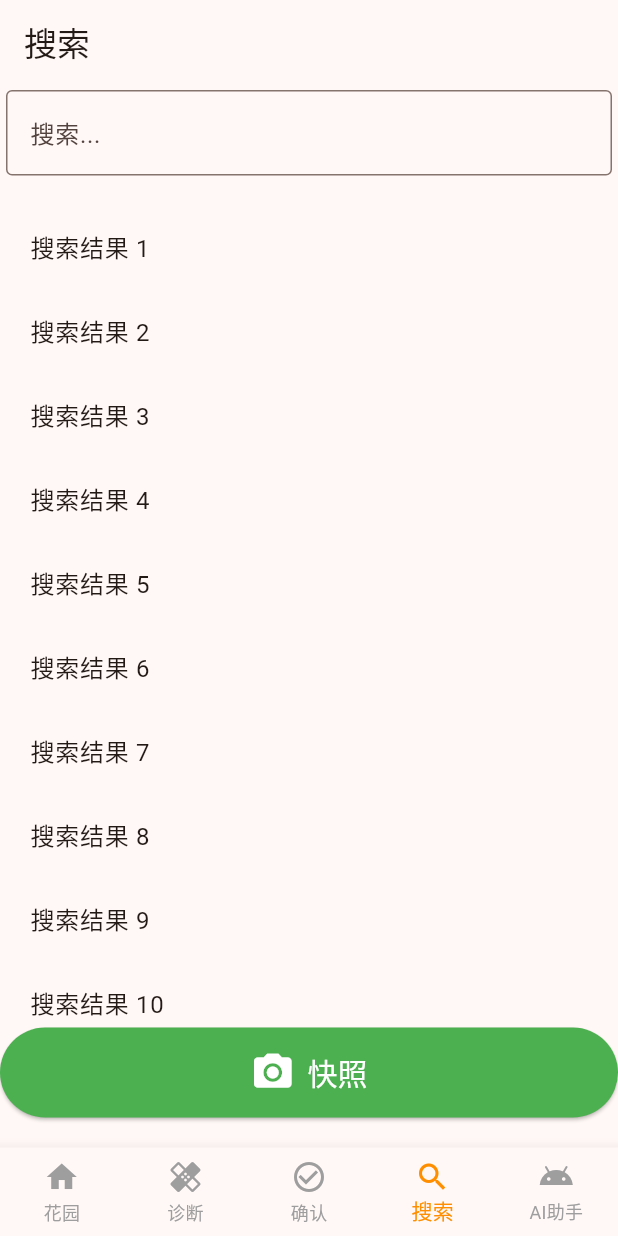
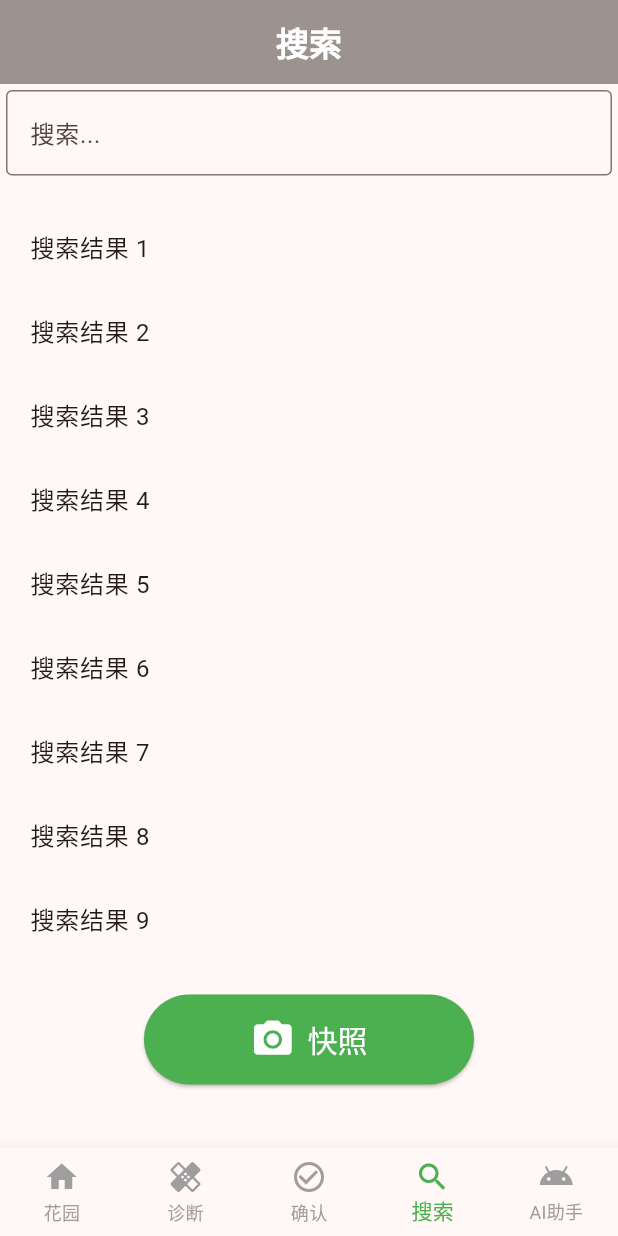
Before and after one commit to Liteeeeee/garden_demo, a Flutter app: the screen it shows after launch, item 4 of the bottom bar chosen, after a tap on "快照", on a phone screen of 412 x 824 dp. Run offline on Flutter 3.47's test engine with Material 3 defaults, Android fonts, the phone set to English and light mode, and no system bars; our stand-ins replace image_picker; network calls fail.

Commit message:
feature/添加主界面

```diff
--- a/lib/main.dart
+++ b/lib/main.dart
@@ -1,6 +1,5 @@
 import 'package:flutter/material.dart';
 import 'package:image_picker/image_picker.dart';
-import 'package:animations/animations.dart';
 
 void main() {
   runApp(const MyApp());
@@ -32,7 +31,7 @@ class MyHomePage extends StatefulWidget {
 }
 
 class _MyHomePageState extends State<MyHomePage> {
-  int _selectedIndex = 0;
+  int _selectedIndex = 2;
 
   final List<Widget> _widgetOptions = <Widget>[
     const GardenPage(),
@@ -60,7 +59,7 @@ class _MyHomePageState extends State<MyHomePage> {
   @override
   Widget build(BuildContext context) {
     return Scaffold(
-      appBar: AppBar(title: Text(_titleOptions[_selectedIndex])),
+      appBar: AppBar(title: Text(_titleOptions[_selectedIndex],style: const TextStyle(color: Colors.white,fontWeight:FontWeight.bold )),centerTitle: true,backgroundColor: const Color(0xFF9C928E),),
       body: Center(child: _widgetOptions.elementAt(_selectedIndex)),
       bottomNavigationBar: BottomNavigationBar(
         items: const <BottomNavigationBarItem>[
@@ -74,7 +73,7 @@ class _MyHomePageState extends State<MyHomePage> {
           BottomNavigationBarItem(icon: Icon(Icons.android), label: 'AI助手'),
         ],
         currentIndex: _selectedIndex,
-        selectedItemColor: Colors.amber[800],
+        selectedItemColor: Colors.green,
         unselectedItemColor: Colors.grey,
         onTap: _onItemTapped,
         type: BottomNavigationBarType.fixed,
@@ -100,7 +99,7 @@ class GardenPage extends StatelessWidget {
               decoration: const BoxDecoration(
                 image: DecorationImage(
                   image: NetworkImage(
-                    'https://miaobi-lite.bj.bcebos.com/miaobi/5mao/b%275a2U6ZuA56u56IqL5oCO5LmI5YW7XzE3MjkxMjk3NjIuOTM5MTIyNw%3D%3D%27/0.png',
+                    'http://miaobi-lite.bj.bcebos.com/miaobi/5mao/b%275a2U6ZuA56u56IqL5oCO5LmI5YW7XzE3MjkxMjk3NjIuOTM5MTIyNw%3D%3D%27/0.png',
                   ),
                   fit: BoxFit.cover,
                 ),
@@ -112,7 +111,7 @@ class GardenPage extends StatelessWidget {
             child: Align( // 使用 Align 组件
               alignment: Alignment.bottomCenter, // 将 Column 放在底部
               child: Padding(
-                padding: const EdgeInsets.only(bottom: 10), // 增加底部内边距
+                padding: const EdgeInsets.only(bottom: 2), // 增加底部内边距
                 child: Column(
                   mainAxisSize: MainAxisSize.min, // 让 Column 的大小适应其内容
                   children: [
@@ -192,7 +191,7 @@ class ConfirmPage extends StatelessWidget {
               decoration: const BoxDecoration(
                 image: DecorationImage(
                   image: NetworkImage(
-                    'https://miaobi-lite.bj.bcebos.com/miaobi/5mao/b%275a2U6ZuA56u56IqL5oCO5LmI5YW7XzE3MjkxMjk3NjIuOTM5MTIyNw%3D%3D%27/0.png',
+                    'http://miaobi-lite.bj.bcebos.com/miaobi/5mao/b%275a2U6ZuA56u56IqL5oCO5LmI5YW7XzE3MjkxMjk3NjIuOTM5MTIyNw%3D%3D%27/0.png',
                   ),
                   fit: BoxFit.cover,
                 ),
@@ -344,8 +343,8 @@ class SearchPage extends StatelessWidget {
         Align(
           alignment: Alignment.bottomCenter,
           child: Padding(
-            padding: const EdgeInsets.only(bottom: 20.0), // 距离底部20
-            child: ElevatedButton(
+              padding: const EdgeInsets.only(bottom: 42.0), // 距离底部20
+              child: SizedBox(width:220,child: ElevatedButton(
                 onPressed: () async {
                   // 按钮点击事件
                   final picker = ImagePicker();
@@ -385,7 +384,7 @@ class SearchPage extends StatelessWidget {
                     ),
                   ],
                 ),
-            ),
+              ),)
           ),
         ),
       ],
@@ -410,7 +409,7 @@ class DiagnosisPage extends StatelessWidget {
               decoration: const BoxDecoration(
                 image: DecorationImage(
                   image: NetworkImage(
-                    'https://miaobi-lite.bj.bcebos.com/miaobi/5mao/b%275a2U6ZuA56u56IqL5oCO5LmI5YW7XzE3MjkxMjk3NjIuOTM5MTIyNw%3D%3D%27/0.png',
+                    'http://miaobi-lite.bj.bcebos.com/miaobi/5mao/b%275a2U6ZuA56u56IqL5oCO5LmI5YW7XzE3MjkxMjk3NjIuOTM5MTIyNw%3D%3D%27/0.png',
                   ),
                   fit: BoxFit.cover,
                 ),
```
Also changed, not shown: 1 other file. Lines whose indentation alone changed are shown as unchanged.
